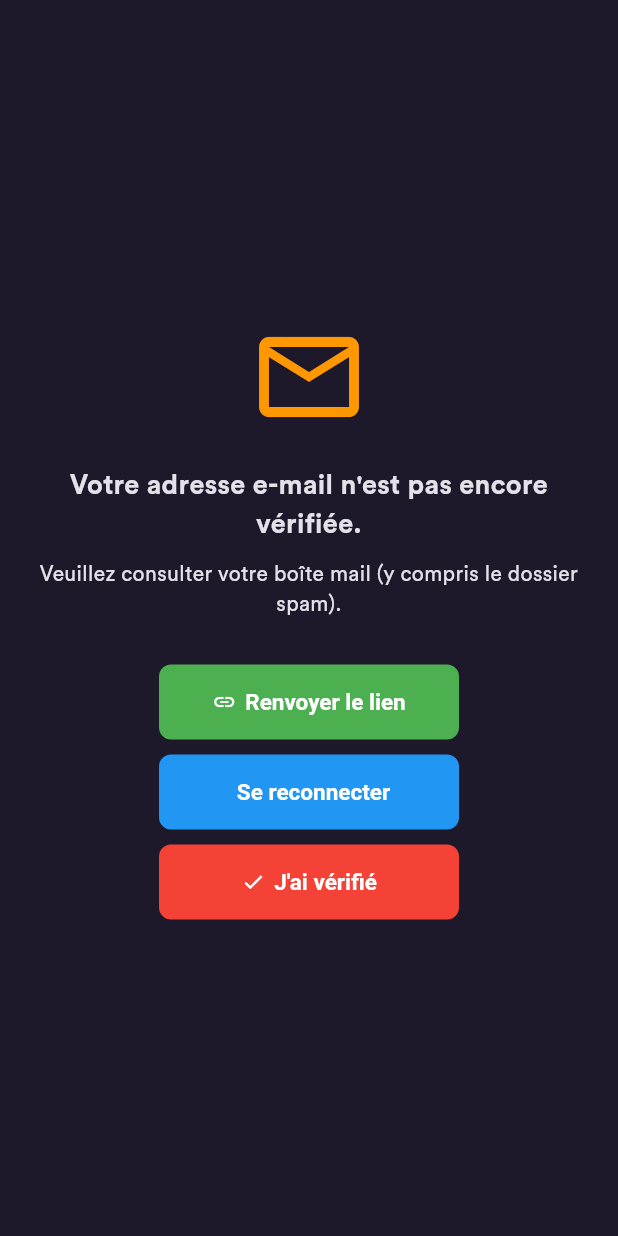
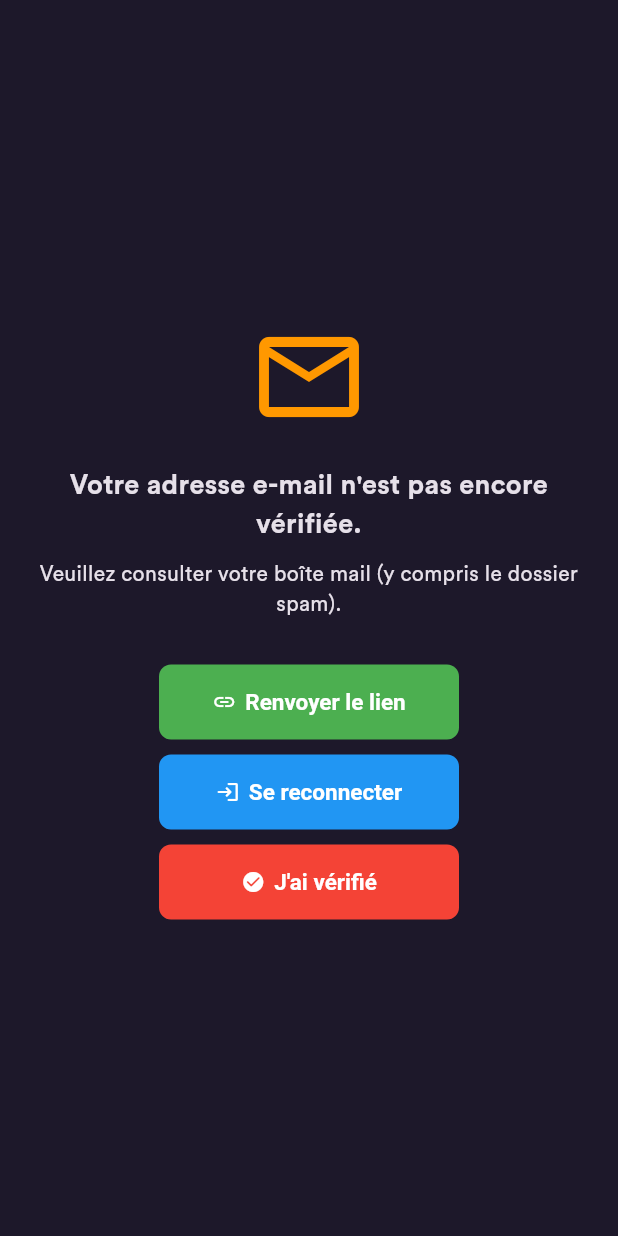
Before and after one commit to jonathan-muina19/login_signup_logout, a Flutter app: the EmailNotVerifiedPage screen opened directly, on a phone screen of 412 x 824 dp. Run offline on Flutter 3.47's test engine with Material 3 defaults, Android fonts, the phone set to English and light mode, and no system bars; our stand-ins replace equatable, firebase_auth, firebase_core, flutter_bloc, flutter_svg; accounts and stored records are empty.

Commit message:
the projet has been finished

```diff
--- a/lib/features/auth/presentation/bloc/auth/auth_bloc.dart
+++ b/lib/features/auth/presentation/bloc/auth/auth_bloc.dart
@@ -122,12 +122,13 @@ class AuthBloc extends Bloc<AuthEvent, AuthState> {
       }
     });
 
+
+    //
     on<CheckEmailVerified>((event, emit) async {
       emit(AuthLoading());
       await Future.delayed(const Duration(seconds: 2));
       try {
         final user = FirebaseAuth.instance.currentUser;
-        //
         await user?.reload();
         final refreshedUser = FirebaseAuth.instance.currentUser;
         if (refreshedUser != null && refreshedUser.emailVerified) {
--- a/lib/features/auth/presentation/pages/email_not_verified/email_not_verified.dart
+++ b/lib/features/auth/presentation/pages/email_not_verified/email_not_verified.dart
@@ -3,7 +3,6 @@ import 'package:flutter/material.dart';
 import 'package:flutter_bloc/flutter_bloc.dart';
 import 'package:login_signup_app/core/configs/widget/button/my_button.dart';
 import 'package:login_signup_app/features/auth/presentation/pages/auth/signup.dart';
-
 import '../../../../../core/configs/theme/app_color.dart';
 import '../../../../../core/configs/widget/scaffoldMessenger/scaffold_messenger.dart';
 import '../../bloc/auth/auth_bloc.dart';
@@ -168,7 +167,7 @@ class EmailNotVerifiedPage extends StatelessWidget {
                         mainAxisAlignment: MainAxisAlignment.center,
                         mainAxisSize: MainAxisSize.min,
                         children: [
-                          //Icon(Icons.keyboard_backspace, color: Colors.white, size: 16),
+                          Icon(Icons.login_rounded, color: Colors.white, size: 16),
                           const SizedBox(width: 6),
                           Text(
                             'Se reconnecter',
@@ -184,7 +183,9 @@ class EmailNotVerifiedPage extends StatelessWidget {
                   ),
                   SizedBox(height: 10),
                   state is AuthLoading ? Center(
-                      child: const CircularProgressIndicator()
+                      child: const CircularProgressIndicator(
+                        color: Colors.red,
+                      )
                   ) : SizedBox(
                     height: 50,
                     width: 200, // Ajuste cette largeur selon ce que tu veux
@@ -208,7 +209,7 @@ class EmailNotVerifiedPage extends StatelessWidget {
                         mainAxisAlignment: MainAxisAlignment.center,
                         mainAxisSize: MainAxisSize.min,
                         children: [
-                          Icon(Icons.check, color: Colors.white, size: 16),
+                          Icon(Icons.check_circle_rounded, color: Colors.white, size: 16),
                           const SizedBox(width: 6),
                           Text(
                             'J\'ai vérifié',
```
